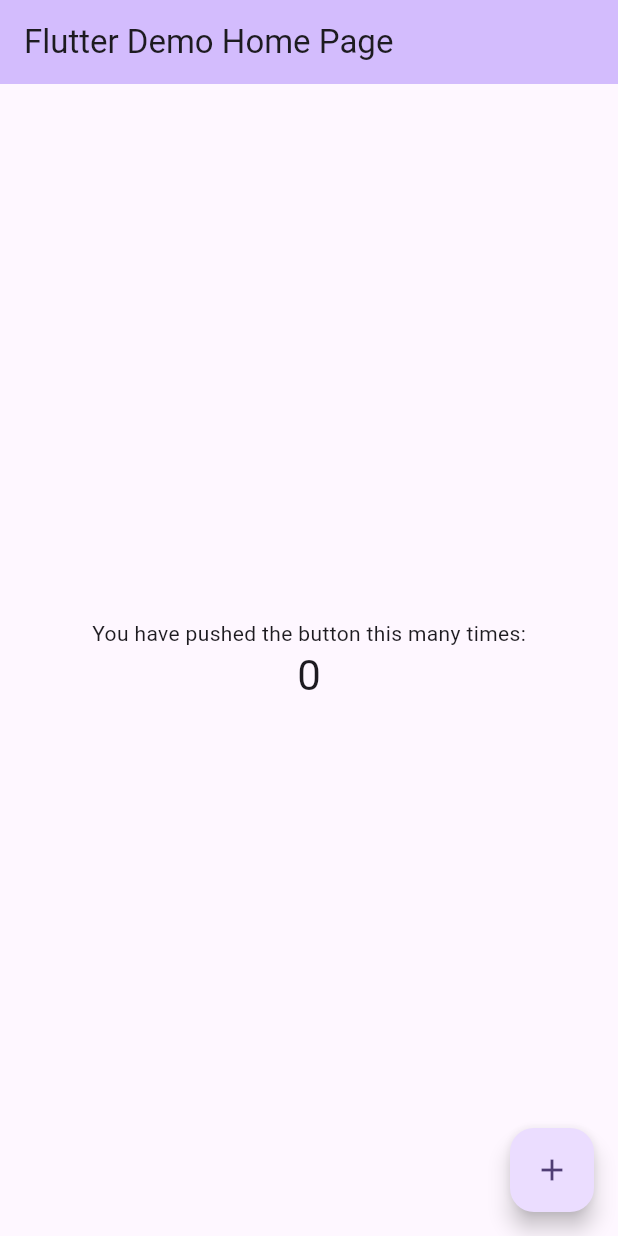
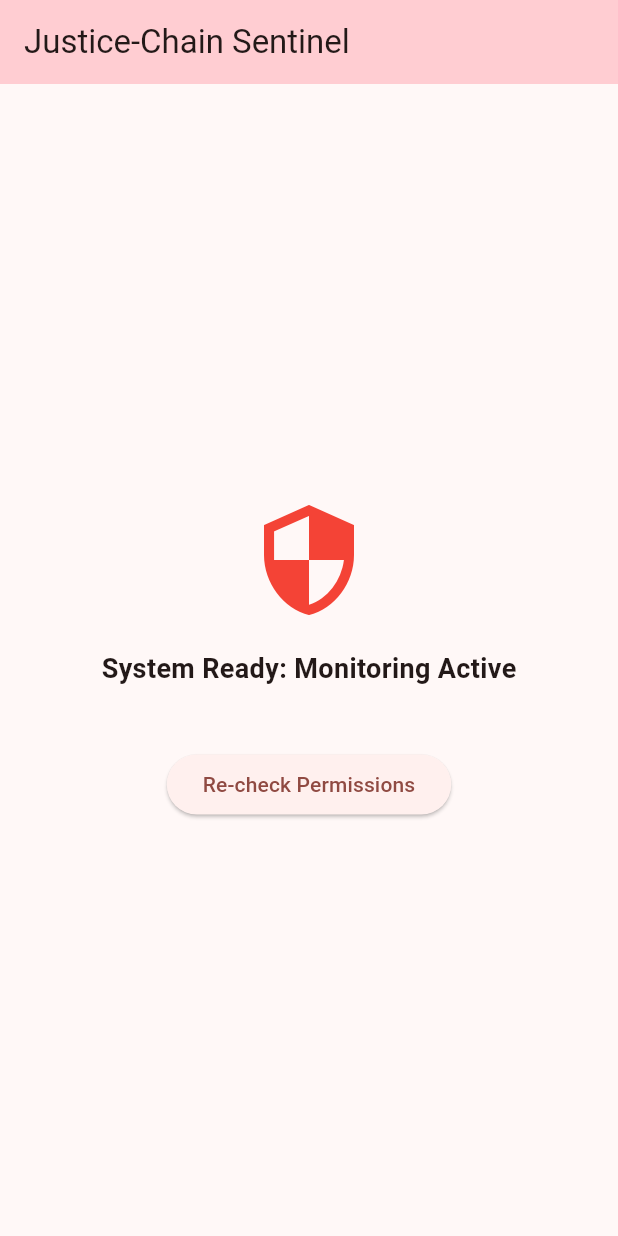
Before and after one commit to Shrijani08/Justice-Chain, a Flutter app: the screen it shows after launch, on a phone screen of 412 x 824 dp. Run offline on Flutter 3.47's test engine with Material 3 defaults, Android fonts, the phone set to English and light mode, and no system bars; our stand-ins replace permission_handler.

Commit message:
Confirmed permission pop-ups are functional

```diff
--- a/lib/main.dart
+++ b/lib/main.dart
@@ -1,122 +1,99 @@
 import 'package:flutter/material.dart';
+import 'package:permission_handler/permission_handler.dart';
 
 void main() {
-  runApp(const MyApp());
+  runApp(const JusticeChainApp());
 }
 
-class MyApp extends StatelessWidget {
-  const MyApp({super.key});
+class JusticeChainApp extends StatelessWidget {
+  const JusticeChainApp({super.key});
 
-  // This widget is the root of your application.
   @override
   Widget build(BuildContext context) {
     return MaterialApp(
-      title: 'Flutter Demo',
+      title: 'Justice-Chain',
       theme: ThemeData(
-        // This is the theme of your application.
-        //
-        // TRY THIS: Try running your application with "flutter run". You'll see
-        // the application has a purple toolbar. Then, without quitting the app,
-        // try changing the seedColor in the colorScheme below to Colors.green
-        // and then invoke "hot reload" (save your changes or press the "hot
-        // reload" button in a Flutter-supported IDE, or press "r" if you used
-        // the command line to start the app).
-        //
-        // Notice that the counter didn't reset back to zero; the application
-        // state is not lost during the reload. To reset the state, use hot
-        // restart instead.
-        //
-        // This works for code too, not just values: Most code changes can be
-        // tested with just a hot reload.
-        colorScheme: ColorScheme.fromSeed(seedColor: Colors.deepPurple),
+        colorScheme: ColorScheme.fromSeed(seedColor: Colors.red), // Emergency theme
+        useMaterial3: true,
       ),
-      home: const MyHomePage(title: 'Flutter Demo Home Page'),
+      home: const MainSafetyScreen(),
     );
   }
 }
 
-class MyHomePage extends StatefulWidget {
-  const MyHomePage({super.key, required this.title});
-
-  // This widget is the home page of your application. It is stateful, meaning
-  // that it has a State object (defined below) that contains fields that affect
-  // how it looks.
-
-  // This class is the configuration for the state. It holds the values (in this
-  // case the title) provided by the parent (in this case the App widget) and
-  // used by the build method of the State. Fields in a Widget subclass are
-  // always marked "final".
-
-  final String title;
+class MainSafetyScreen extends StatefulWidget {
+  const MainSafetyScreen({super.key});
 
   @override
-  State<MyHomePage> createState() => _MyHomePageState();
+  State<MainSafetyScreen> createState() => _MainSafetyScreenState();
 }
 
-class _MyHomePageState extends State<MyHomePage> {
-  int _counter = 0;
+class _MainSafetyScreenState extends State<MainSafetyScreen> {
+  String _statusMessage = "Checking Permissions...";
 
-  void _incrementCounter() {
-    setState(() {
-      // This call to setState tells the Flutter framework that something has
-      // changed in this State, which causes it to rerun the build method below
-      // so that the display can reflect the updated values. If we changed
-      // _counter without calling setState(), then the build method would not be
-      // called again, and so nothing would appear to happen.
-      _counter++;
-    });
+  @override
+  void initState() {
+    super.initState();
+    // Step 1: Request permissions immediately when the app starts
+    _initPermissions();
+  }
+
+  Future<void> _initPermissions() async {
+    // This is your logic integrated into the UI
+    Map<Permission, PermissionStatus> statuses = await [
+      Permission.camera,
+      Permission.microphone,
+      Permission.storage,
+      Permission.location, // Added location as per your PRD
+    ].request();
+
+    if (statuses[Permission.camera]!.isGranted &&
+        statuses[Permission.microphone]!.isGranted) {
+      setState(() {
+        _statusMessage = "System Ready: Monitoring Active";
+      });
+    } else {
+      setState(() {
+        _statusMessage = "System Error: Permissions Denied";
+      });
+    }
   }
 
   @override
   Widget build(BuildContext context) {
-    // This method is rerun every time setState is called, for instance as done
-    // by the _incrementCounter method above.
-    //
-    // The Flutter framework has been optimized to make rerunning build methods
-    // fast, so that you can just rebuild anything that needs updating rather
-    // than having to individually change instances of widgets.
     return Scaffold(
       appBar: AppBar(
-        // TRY THIS: Try changing the color here to a specific color (to
-        // Colors.amber, perhaps?) and trigger a hot reload to see the AppBar
-        // change color while the other colors stay the same.
-        backgroundColor: Theme.of(context).colorScheme.inversePrimary,
-        // Here we take the value from the MyHomePage object that was created by
-        // the App.build method, and use it to set our appbar title.
-        title: Text(widget.title),
+        title: const Text("Justice-Chain Sentinel"),
+        backgroundColor: Colors.red.shade100,
       ),
       body: Center(
-        // Center is a layout widget. It takes a single child and positions it
-        // in the middle of the parent.
         child: Column(
-          // Column is also a layout widget. It takes a list of children and
-          // arranges them vertically. By default, it sizes itself to fit its
-          // children horizontally, and tries to be as tall as its parent.
-          //
-          // Column has various properties to control how it sizes itself and
-          // how it positions its children. Here we use mainAxisAlignment to
-          // center the children vertically; the main axis here is the vertical
-          // axis because Columns are vertical (the cross axis would be
-          // horizontal).
-          //
-          // TRY THIS: Invoke "debug painting" (choose the "Toggle Debug Paint"
-          // action in the IDE, or press "p" in the console), to see the
-          // wireframe for each widget.
           mainAxisAlignment: MainAxisAlignment.center,
-          children: <Widget>[
-            const Text('You have pushed the button this many times:'),
+          children: [
+            const Icon(Icons.security, size: 80, color: Colors.red),
+            const SizedBox(height: 20),
             Text(
-              '$_counter',
-              style: Theme.of(context).textTheme.headlineMedium,
+              _statusMessage,
+              style: const TextStyle(fontSize: 18, fontWeight: FontWeight.bold),
             ),
+            const SizedBox(height: 40),
+            ElevatedButton(
+              onPressed: _initPermissions,
+              child: const Text("Re-check Permissions"),
+            )
           ],
         ),
       ),
-      floatingActionButton: FloatingActionButton(
-        onPressed: _incrementCounter,
-        tooltip: 'Increment',
-        child: const Icon(Icons.add),
-      ), // This trailing comma makes auto-formatting nicer for build methods.
     );
   }
 }
+
+/*App starts →
+initState() runs →
+Permissions requested →
+If granted → System Ready
+Else → Error message*/
+
+/*This file initializes the app and ensures all critical permissions like camera and microphone are granted before enabling the core functionality.
+It uses a StatefulWidget to dynamically update the UI based on permission status.
+ The initState method triggers permission requests at startup, and depending on the result, the system either enters monitoring mode or shows an error.”*/
--- a/pubspec.yaml
+++ b/pubspec.yaml
@@ -30,6 +30,10 @@ environment:
 dependencies:
   flutter:
     sdk: flutter
+  camera: ^0.10.5          # To control the lens
+  path_provider: ^2.1.1    # To find a safe place to save the video
+  permission_handler: ^11.0.1 # To ask the user for permission
+  crypto: ^3.0.3           # To generate the SHA-256 hash later
 
   # The following adds the Cupertino Icons font to your application.
   # Use with the CupertinoIcons class for iOS style icons.
```
Also changed, not shown: pubspec.lock, 4 other files.
